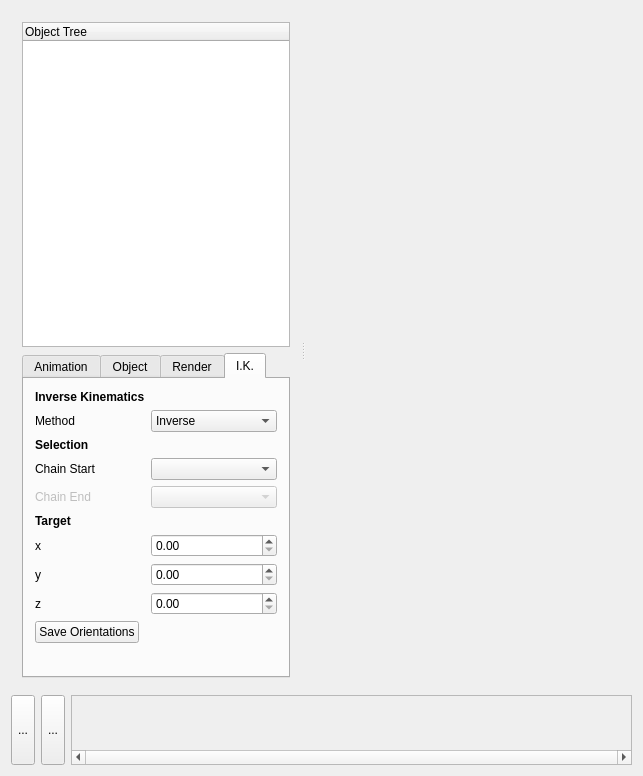
First picture: the form in Animação/mainwindow.ui, repository RicardoBusta/animacao-ufc-2012, before the edit.
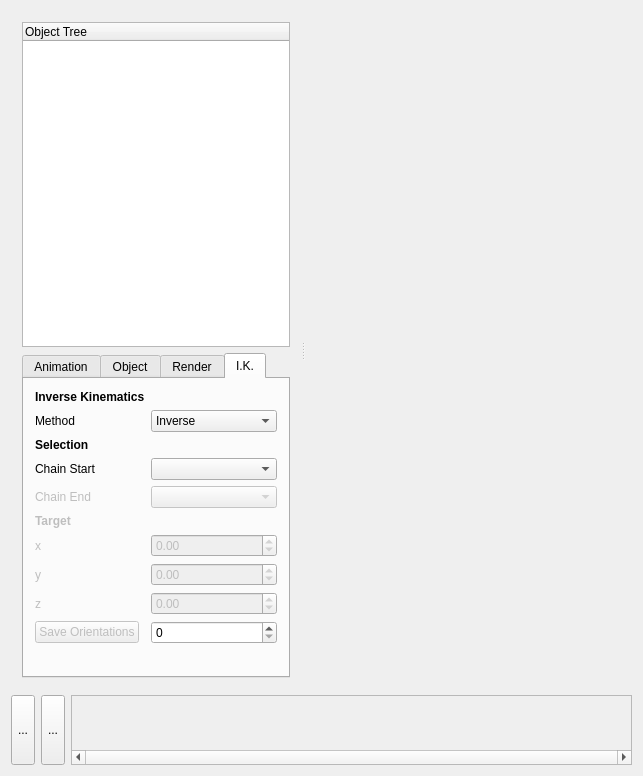
Second picture: the form after the edit. Icons and pictures are not drawn. Custom widgets are drawn as their Qt base class.

What changed in the file:
```diff
--- a/Animação/mainwindow.ui
+++ b/Animação/mainwindow.ui
@@ -831,7 +831,10 @@
              </widget>
             </item>
             <item row="5" column="0">
-             <widget class="QLabel" name="label_30">
+             <widget class="QLabel" name="label_target">
+              <property name="enabled">
+               <bool>false</bool>
+              </property>
               <property name="font">
                <font>
                 <weight>75</weight>
@@ -844,30 +847,60 @@
              </widget>
             </item>
             <item row="8" column="1">
-             <widget class="QDoubleSpinBox" name="spiny"/>
+             <widget class="QDoubleSpinBox" name="spiny">
+              <property name="enabled">
+               <bool>false</bool>
+              </property>
+              <property name="minimum">
+               <double>-99.000000000000000</double>
+              </property>
+             </widget>
             </item>
             <item row="10" column="1">
-             <widget class="QDoubleSpinBox" name="spinz"/>
+             <widget class="QDoubleSpinBox" name="spinz">
+              <property name="enabled">
+               <bool>false</bool>
+              </property>
+              <property name="minimum">
+               <double>-99.000000000000000</double>
+              </property>
+             </widget>
             </item>
             <item row="7" column="1">
-             <widget class="QDoubleSpinBox" name="spinx"/>
+             <widget class="QDoubleSpinBox" name="spinx">
+              <property name="enabled">
+               <bool>false</bool>
+              </property>
+              <property name="minimum">
+               <double>-99.000000000000000</double>
+              </property>
+             </widget>
             </item>
             <item row="7" column="0">
-             <widget class="QLabel" name="label_31">
+             <widget class="QLabel" name="label_x">
+              <property name="enabled">
+               <bool>false</bool>
+              </property>
               <property name="text">
                <string>x</string>
               </property>
              </widget>
             </item>
             <item row="8" column="0">
-             <widget class="QLabel" name="label_32">
+             <widget class="QLabel" name="label_y">
+              <property name="enabled">
+               <bool>false</bool>
+              </property>
               <property name="text">
                <string>y</string>
               </property>
              </widget>
             </item>
             <item row="10" column="0">
-             <widget class="QLabel" name="label_33">
+             <widget class="QLabel" name="label_z">
+              <property name="enabled">
+               <bool>false</bool>
+              </property>
               <property name="text">
                <string>z</string>
               </property>
@@ -875,11 +908,17 @@
             </item>
             <item row="11" column="0">
              <widget class="QPushButton" name="save_orientations">
+              <property name="enabled">
+               <bool>false</bool>
+              </property>
               <property name="text">
                <string>Save Orientations</string>
               </property>
              </widget>
             </item>
+            <item row="11" column="1">
+             <widget class="QSpinBox" name="spin_frame"/>
+            </item>
            </layout>
           </widget>
          </widget>
```
